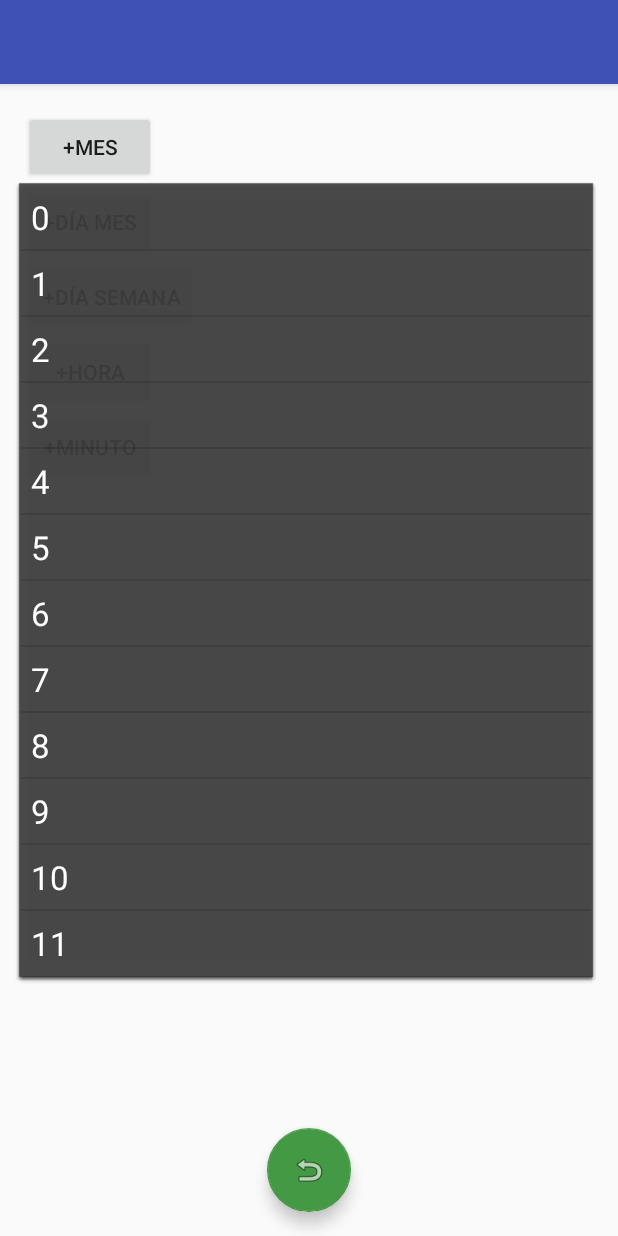
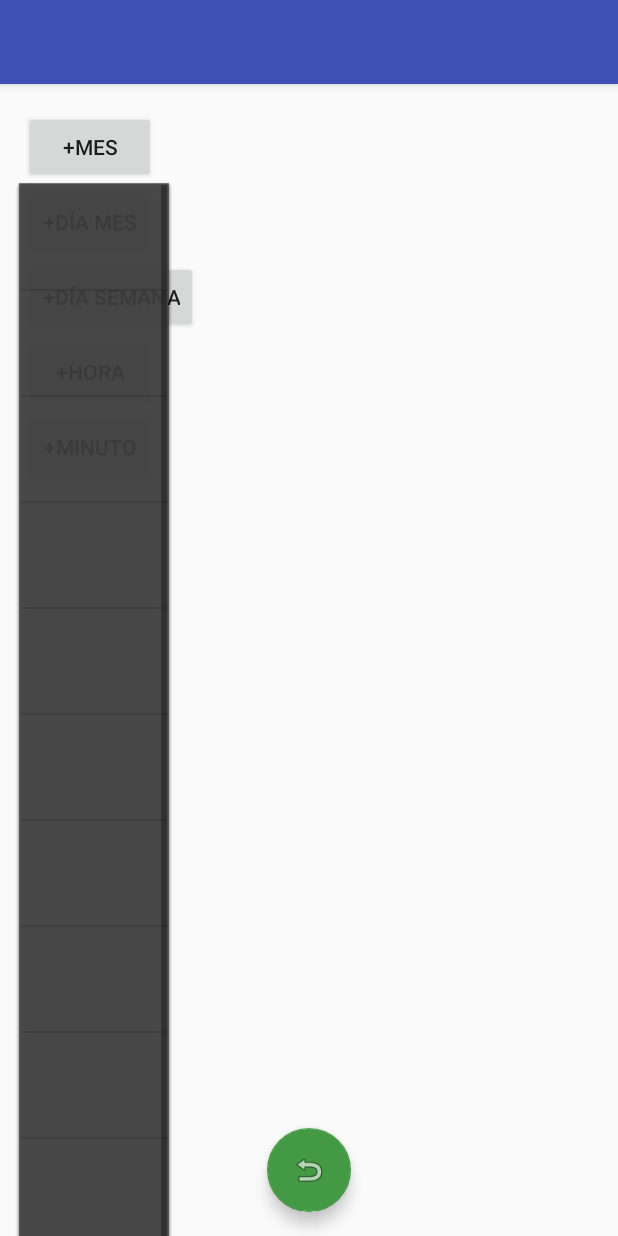
Before and after one commit to ccasanoval/Organizate, an Android app: the ActAvisoEdit screen opened directly, with no data from a screen before it, after a tap on "+MES", on a phone screen of 412 x 824 dp. Run offline under Robolectric (Android 15) with nearby library versions, the phone set to English and light mode, and no system bars.

Commit message:
Se avanza en pantalla de edición de aviso

```diff
--- a/app/src/main/java/com/cesoftware/Organizate/ActAvisoEdit.java
+++ b/app/src/main/java/com/cesoftware/Organizate/ActAvisoEdit.java
@@ -1,19 +1,10 @@
 package com.cesoftware.Organizate;
 
-import android.annotation.TargetApi;
-import android.content.Context;
-import android.content.DialogInterface;
-import android.content.Intent;
 import android.graphics.Color;
-import android.os.Build;
 import android.os.Bundle;
-import android.speech.tts.TextToSpeech;
-import android.support.design.widget.FloatingActionButton;
-import android.support.design.widget.Snackbar;
-import android.support.v7.app.AlertDialog;
 import android.support.v7.app.AppCompatActivity;
-import android.support.v7.widget.Toolbar;
 import android.util.DisplayMetrics;
+import android.view.LayoutInflater;
 import android.view.Menu;
 import android.view.MenuItem;
 import android.view.View;
@@ -24,21 +15,15 @@ import android.view.animation.AnimationUtils;
 import android.widget.AdapterView;
 import android.widget.ArrayAdapter;
 import android.widget.Button;
-import android.widget.EditText;
 import android.widget.ImageButton;
+import android.widget.LinearLayout;
 import android.widget.ListView;
 import android.widget.PopupWindow;
-import android.widget.RatingBar;
 import android.widget.TextView;
 
-import java.util.ArrayList;
 import java.util.Calendar;
-import java.util.Date;
-import java.util.HashMap;
-import java.util.List;
 
 import com.cesoftware.Organizate.models.Aviso;
-import com.cesoftware.Organizate.models.Objeto;
 
 //TODO: Check support libraries : need, do i use it?
 ////////////////////////////////////////////////////////////////////////////////////////////////////
@@ -46,7 +31,7 @@ public class ActAvisoEdit extends AppCompatActivity
 {
 	private static final String SEP = "::";
 
-	private Aviso _a;
+	private Aviso _a, _a2;
 	private boolean _isNuevo=false;
 	private String[] _asPopUpMes = new String[12];
 	private String[] _asPopUpDiaMes = new String[31];
@@ -54,7 +39,9 @@ public class ActAvisoEdit extends AppCompatActivity
 	private String[] _asPopUpHora = new String[24];
 	private String[] _asPopUpMinuto = new String[12];
 	private String[][] _asPopUp = {_asPopUpMes, _asPopUpDiaMes, _asPopUpDiaSemana, _asPopUpHora, _asPopUpMinuto};
-	private int[] _ai = {R.id.btnMes, R.id.btnDiaMes, R.id.btnDiaSemana, R.id.btnHora, R.id.btnMinuto};
+	private int[] _aIdBtn = {R.id.btnMes, R.id.btnDiaMes, R.id.btnDiaSemana, R.id.btnHora, R.id.btnMinuto};
+	private LinearLayout[] _aLay;
+	private int[] _aIdLay = {R.id.layMes, R.id.layDiaMes, R.id.layDiaSemana, R.id.layHora, R.id.layMinuto};
 	private PopupWindow[] _apw;
 	private Button[] _btn;
 
@@ -66,7 +53,7 @@ public class ActAvisoEdit extends AppCompatActivity
 		setContentView(R.layout.act_aviso_edit);
 
 		// PopUp
-		_apw = new PopupWindow[_ai.length];
+		_apw = new PopupWindow[_aIdBtn.length];
 		popUp();
 		View.OnClickListener handler = new View.OnClickListener()
 		{
@@ -74,7 +61,7 @@ public class ActAvisoEdit extends AppCompatActivity
 			{
 				for(int i=0; i < _btn.length; i++)
 				{
-					if(v.getId() == _ai[i])
+					if(v.getId() == _aIdBtn[i])
 					{
 						_apw[i].showAsDropDown(v, -7, 0);
 						break;
@@ -82,10 +69,10 @@ public class ActAvisoEdit extends AppCompatActivity
 				}
 			}
 		};
-		_btn = new Button[_ai.length];
-		for(int i=0; i < _ai.length; i++)
+		_btn = new Button[_aIdBtn.length];
+		for(int i=0; i < _aIdBtn.length; i++)
 		{
-			_btn[i] = (Button)findViewById(_ai[i]);
+			_btn[i] = (Button)findViewById(_aIdBtn[i]);
 			_btn[i].setOnClickListener(handler);
 		}
 
@@ -94,6 +81,9 @@ public class ActAvisoEdit extends AppCompatActivity
 		for(int i=0; i < _asPopUpHora.length; i++)	_asPopUpHora[i]=String.valueOf(i);
 		for(int i=0; i < _asPopUpMinuto.length; i++)_asPopUpMinuto[i]=String.valueOf(i*5);
 
+		_aLay = new LinearLayout[_aIdLay.length];
+		for(int i=0; i < _aLay.length; i++)_aLay[i]=(LinearLayout)findViewById(_aIdLay[i]);
+
 		_asPopUpDiaSemana[Calendar.MONDAY-1] =	getResources().getString(R.string.lunes)+SEP+(Calendar.MONDAY-1);
 		_asPopUpDiaSemana[Calendar.TUESDAY-1] =	getResources().getString(R.string.martes)+SEP+(Calendar.TUESDAY-1);
 		_asPopUpDiaSemana[Calendar.WEDNESDAY-1]=getResources().getString(R.string.miercoles)+SEP+(Calendar.WEDNESDAY-1);
@@ -101,7 +91,6 @@ public class ActAvisoEdit extends AppCompatActivity
 		_asPopUpDiaSemana[Calendar.FRIDAY-1] = 	getResources().getString(R.string.viernes)+SEP+(Calendar.FRIDAY-1);
 		_asPopUpDiaSemana[Calendar.SATURDAY-1] =getResources().getString(R.string.sabado)+SEP+(Calendar.SATURDAY-1);
 		_asPopUpDiaSemana[Calendar.SUNDAY-1] =	getResources().getString(R.string.domingo)+SEP+(Calendar.SUNDAY-1);
-
 
 		//------------------------------------------------------------------------------------------
 		try
@@ -215,9 +204,12 @@ System.err.println("setValores-----------------_a=" + _a);
 	//______________________________________________________________________________________________
     public void popUp()
 	{
+		final LayoutInflater inflater = LayoutInflater.from(ActAvisoEdit.this);
+
 		_apw = new PopupWindow[_asPopUp.length];
 		for(int i=0; i < _asPopUp.length; i++)
 		{
+			final int i_ = i;
         	final PopupWindow popupWindow = new PopupWindow(this);
         	ListView list = new ListView(this);
         	list.setAdapter(adapter(_asPopUp[i]));
@@ -227,8 +219,7 @@ System.err.println("setValores-----------------_a=" + _a);
 						@Override
 						public void onItemClick(AdapterView<?> arg0, View v, int arg2, long arg3)
 						{
-							Context mContext = v.getContext();
-							ActAvisoEdit act = ((ActAvisoEdit)mContext);
+							ActAvisoEdit act = ((ActAvisoEdit)v.getContext());
 							// add some animation when a list item was clicked
 							Animation fadeInAnimation = AnimationUtils.loadAnimation(v.getContext(), android.R.anim.fade_in);
 							fadeInAnimation.setDuration(10);
@@ -236,13 +227,47 @@ System.err.println("setValores-----------------_a=" + _a);
 							// dismiss the pop up
 							popupWindow.dismiss();
 							//
-							String selectedItemText = ((TextView)v).getText().toString();
+							String texto = ((TextView)v).getText().toString();
+							//Long valor = Long.parseLong(v.getTag().toString());
+							Object valor = v.getTag();
+							//
+ 							final View item = inflater.inflate(R.layout.aviso_item, null, false);
+							item.setTag(valor);
+							TextView lbl = (TextView)item.findViewById(R.id.lbl);
+							lbl.setText(texto);
+							ImageButton btnDel = (ImageButton)item.findViewById(R.id.btnDel);
+							btnDel.setOnClickListener(new View.OnClickListener()
+							{
+								@Override
+								public void onClick(View v)
+								{
+									_aLay[i_].removeView(item);
+									switch(i_)//TODO: Que otra manera hay?
+									{
+									case 0:_a.delMes(Integer.parseInt(v.getTag().toString()));break;
+									case 1:_a.delDiaMes(Integer.parseInt(v.getTag().toString()));break;
+									case 2:_a.delDiaSemana(Integer.parseInt(v.getTag().toString()));break;
+									case 3:_a.delHora(Integer.parseInt(v.getTag().toString()));break;
+									case 4:_a.delMinuto(Integer.parseInt(v.getTag().toString()));break;
+									}
+								}
+							});
+							_aLay[i_].addView(item);
+							switch(i_)//TODO: Que otra manera hay?
+							{
+							case 0:_a.addMes(Integer.parseInt(valor.toString()));break;
+							case 1:_a.addDiaMes(Integer.parseInt(valor.toString()));break;
+							case 2:_a.addDiaSemana(Integer.parseInt(valor.toString()));break;
+							case 3:_a.addHora(Integer.parseInt(valor.toString()));break;
+							case 4:_a.addMinuto(Integer.parseInt(valor.toString()));
+								break;
+							}
 						}
 					}
 			);
         	// some other visual settings
         	DisplayMetrics metrics = getResources().getDisplayMetrics();
-        	popupWindow.setWidth(metrics.widthPixels - 40);
+        	popupWindow.setWidth(metrics.widthPixels/4);
 			popupWindow.setFocusable(true);
         	popupWindow.setHeight(WindowManager.LayoutParams.WRAP_CONTENT);
         	// set the list view as pop up window content
@@ -253,6 +278,9 @@ System.err.println("setValores-----------------_a=" + _a);
     //______________________________________________________________________________________________
     private ArrayAdapter<String> adapter(String padreArray[])
 	{
+		final DisplayMetrics metrics = getResources().getDisplayMetrics();
+        //setWidth(metrics.widthPixels/2);
+
         return new ArrayAdapter<String>(this, android.R.layout.simple_list_item_1, padreArray)
 		{
             @Override
@@ -280,39 +308,12 @@ System.err.println("setValores-----------------_a=" + _a);
                 listItem.setText(text);
                 listItem.setTag(id);
                 listItem.setTextSize(22);
-                listItem.setPadding(10, 10, 10, 10);
+                listItem.setPadding(metrics.widthPixels/4, 50, 10, 10);
                 listItem.setTextColor(Color.WHITE);
 
                 return listItem;
             }
         };
     }
-	//______________________________________________________________________________________________
-/*	class OnItemClickListenerMes implements AdapterView.OnItemClickListener
-	{
-		@Override
-		public void onItemClick(AdapterView<?> arg0, View v, int arg2, long arg3)
-		{
-System.err.println("------------------------"+arg2+":"+arg3);
-			// get the context and main activity to access variables
-			Context mContext = v.getContext();
-			ActAvisoEdit act = ((ActAvisoEdit)mContext);
-
-			// add some animation when a list item was clicked
-			Animation fadeInAnimation = AnimationUtils.loadAnimation(v.getContext(), android.R.anim.fade_in);
-			fadeInAnimation.setDuration(10);
-			v.startAnimation(fadeInAnimation);
-
-			// dismiss the pop up
-			act._apw[0].dismiss();
-
-			// get the text and set it as the button text
-			String selectedItemText = ((TextView)v).getText().toString();
-			//act._btn[0].setText(selectedItemText);
-			// get the id
-			//_idPadre = Long.parseLong(v.getTag().toString());
-			//Toast.makeText(mContext, "ID is: " + _idPadre, Toast.LENGTH_SHORT).show();
-		}
-	}*/
 
 }
```
Also changed, not shown: app/src/main/res/layout/aviso_item.xml (+16 -5 lines).
